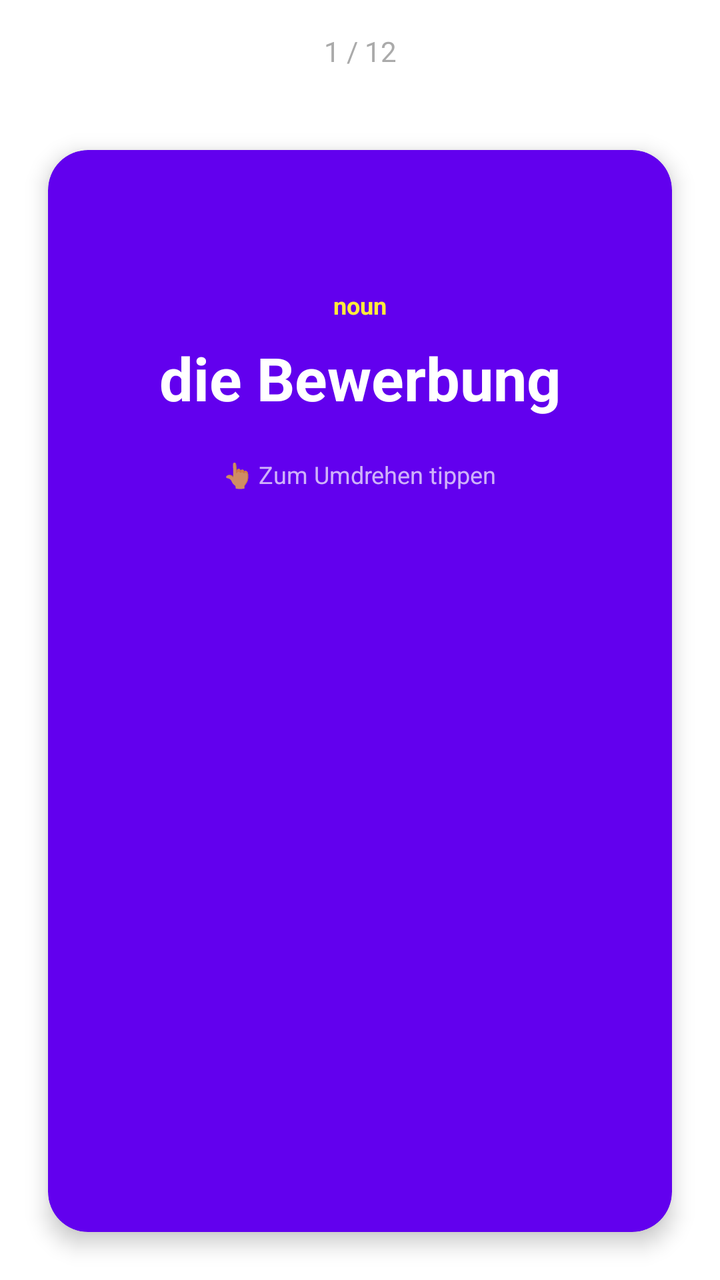
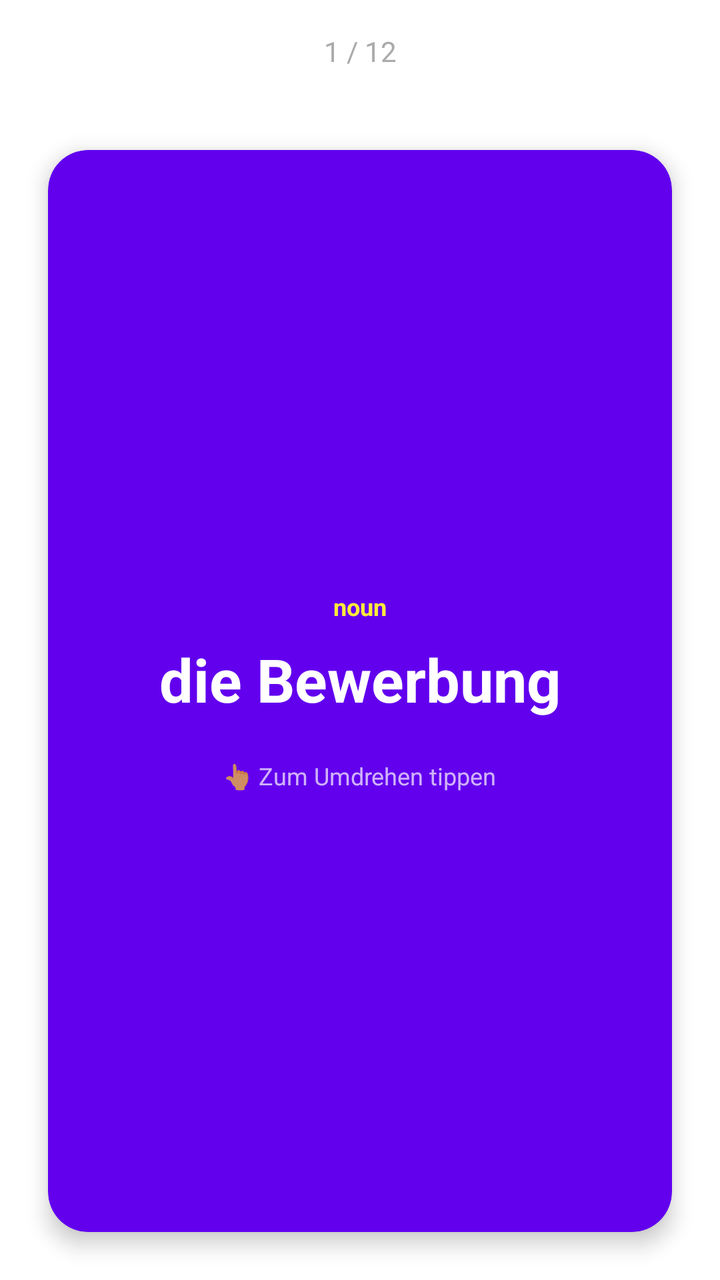

The first picture is an Android layout as it rendered before a commit; the second is the same layout after the commit. The layout source and the unified diff follow.
<!-- AndroidManifest.xml: application theme Theme.B2DeutschApp -->
<!-- res/layout/fragment_flashcard.xml -->
<?xml version="1.0" encoding="utf-8"?>
<androidx.constraintlayout.widget.ConstraintLayout
    xmlns:android="http://schemas.android.com/apk/res/android"
    xmlns:app="http://schemas.android.com/apk/res-auto"
    android:layout_width="match_parent"
    android:layout_height="match_parent"
    android:background="@color/white">

    <TextView
        android:id="@+id/tvProgress"
        android:layout_width="match_parent"
        android:layout_height="wrap_content"
        android:text="1 / 12"
        android:textSize="14sp"
        android:textColor="@android:color/darker_gray"
        android:gravity="center"
        android:padding="16dp"
        app:layout_constraintTop_toTopOf="parent" />

    <ProgressBar
        android:id="@+id/progressBar"
        android:layout_width="wrap_content"
        android:layout_height="wrap_content"
        android:visibility="gone"
        app:layout_constraintTop_toTopOf="parent"
        app:layout_constraintBottom_toBottomOf="parent"
        app:layout_constraintStart_toStartOf="parent"
        app:layout_constraintEnd_toEndOf="parent" />

    
    <com.google.android.material.card.MaterialCardView
        android:id="@+id/cardFlashcard"
        android:layout_width="0dp"
        android:layout_height="0dp"
        android:layout_margin="24dp"
        app:cardCornerRadius="20dp"
        app:cardElevation="6dp"
        app:cardBackgroundColor="@color/purple_500"
        app:layout_constraintTop_toBottomOf="@id/tvProgress"
        app:layout_constraintBottom_toTopOf="@id/layoutActions"
        app:layout_constraintStart_toStartOf="parent"
        app:layout_constraintEnd_toEndOf="parent">

        <androidx.core.widget.NestedScrollView
            android:layout_width="match_parent"
            android:layout_height="match_parent">

            <LinearLayout
                android:layout_width="match_parent"
                android:layout_height="wrap_content"
                android:orientation="vertical"
                android:gravity="center"
                android:padding="24dp"
                android:minHeight="240dp">

                <TextView
                    android:id="@+id/tvPartOfSpeech"
                    android:layout_width="wrap_content"
                    android:layout_height="wrap_content"
                    android:text="noun"
                    android:textSize="12sp"
                    android:textColor="@color/yellow_300"
                    android:textStyle="bold" />

                <TextView
                    android:id="@+id/tvGerman"
                    android:layout_width="wrap_content"
                    android:layout_height="wrap_content"
                    android:text="die Bewerbung"
                    android:textSize="30sp"
                    android:textStyle="bold"
                    android:textColor="@color/white"
                    android:gravity="center"
                    android:layout_marginTop="8dp" />

                
                <LinearLayout
                    android:id="@+id/layoutBack"
                    android:layout_width="match_parent"
                    android:layout_height="wrap_content"
                    android:orientation="vertical"
                    android:gravity="center"
                    android:visibility="gone"
                    android:layout_marginTop="20dp">

                    <View
                        android:layout_width="60dp"
                        android:layout_height="1dp"
                        android:background="@color/white"
                        android:alpha="0.4"
                        android:layout_marginBottom="16dp" />

                    <TextView
                        android:id="@+id/tvEnglish"
                        android:layout_width="wrap_content"
                        android:layout_height="wrap_content"
                        android:text="job application"
                        android:textSize="18sp"
                        android:textColor="@color/white"
                        android:gravity="center" />

                    <TextView
                        android:id="@+id/tvTurkish"
                        android:layout_width="wrap_content"
                        android:layout_height="wrap_content"
                        android:text="iş başvurusu"
                        android:textSize="16sp"
                        android:textColor="@color/yellow_300"
                        android:gravity="center"
                        android:layout_marginTop="4dp" />

                    <TextView
                        android:id="@+id/tvExample"
                        android:layout_width="wrap_content"
                        android:layout_height="wrap_content"
                        android:text="Ich habe meine Bewerbung gestern abgeschickt."
                        android:textSize="14sp"
                        android:textColor="@color/white"
                        android:textStyle="italic"
                        android:gravity="center"
                        android:layout_marginTop="16dp" />
                </LinearLayout>

                <TextView
                    android:id="@+id/tvTapHint"
                    android:layout_width="wrap_content"
                    android:layout_height="wrap_content"
                    android:text="👆 Zum Umdrehen tippen"
                    android:textSize="12sp"
                    android:textColor="@color/white"
                    android:alpha="0.7"
                    android:layout_marginTop="20dp" />

            </LinearLayout>
        </androidx.core.widget.NestedScrollView>
    </com.google.android.material.card.MaterialCardView>

    
    <LinearLayout
        android:id="@+id/layoutActions"
        android:layout_width="match_parent"
        android:layout_height="wrap_content"
        android:orientation="horizontal"
        android:padding="16dp"
        android:visibility="gone"
        app:layout_constraintBottom_toBottomOf="parent">

        <com.google.android.material.button.MaterialButton
            android:id="@+id/btnWrong"
            android:layout_width="0dp"
            android:layout_height="wrap_content"
            android:layout_weight="1"
            android:layout_marginEnd="4dp"
            android:text="😵 Schwierig"
            app:backgroundTint="@color/red_500" />

        <com.google.android.material.button.MaterialButton
            android:id="@+id/btnHard"
            android:layout_width="0dp"
            android:layout_height="wrap_content"
            android:layout_weight="1"
            android:layout_marginHorizontal="4dp"
            android:text="🔄 Nochmal"
            app:backgroundTint="@color/orange_500" />

        <com.google.android.material.button.MaterialButton
            android:id="@+id/btnCorrect"
            android:layout_width="0dp"
            android:layout_height="wrap_content"
            android:layout_weight="1"
            android:layout_marginStart="4dp"
            android:text="✅ Kenne ich"
            app:backgroundTint="@color/green_600" />
    </LinearLayout>

    
    <LinearLayout
        android:id="@+id/layoutComplete"
        android:layout_width="match_parent"
        android:layout_height="wrap_content"
        android:orientation="vertical"
        android:gravity="center"
        android:padding="24dp"
        android:visibility="gone"
        app:layout_constraintTop_toTopOf="parent"
        app:layout_constraintBottom_toBottomOf="parent"
        app:layout_constraintStart_toStartOf="parent"
        app:layout_constraintEnd_toEndOf="parent">

        <TextView
            android:layout_width="wrap_content"
            android:layout_height="wrap_content"
            android:text="🎉"
            android:textSize="48sp" />

        <TextView
            android:id="@+id/tvCompleteMessage"
            android:layout_width="wrap_content"
            android:layout_height="wrap_content"
            android:text="Alle Wörter für heute geübt!"
            android:textSize="18sp"
            android:textStyle="bold"
            android:textColor="@color/black"
            android:gravity="center"
            android:layout_marginTop="12dp" />

        <com.google.android.material.button.MaterialButton
            android:id="@+id/btnBackToThemes"
            android:layout_width="wrap_content"
            android:layout_height="wrap_content"
            android:text="Zurück zum Wortschatz"
            android:layout_marginTop="16dp"
            app:backgroundTint="@color/purple_500" />
    </LinearLayout>

</androidx.constraintlayout.widget.ConstraintLayout>
<!-- resources referenced by this layout -->
<resources>
  <color name="black">#FF000000</color>
  <color name="green_600">#FF388E3C</color>
  <color name="orange_500">#FFFF9800</color>
  <color name="purple_500">#FF6200EE</color>
  <color name="red_500">#FFF44336</color>
  <color name="white">#FFFFFFFF</color>
  <color name="yellow_300">#FFFFEB3B</color>
  <style name="Theme.B2DeutschApp" parent="Theme.MaterialComponents.DayNight.DarkActionBar">
          <item name="colorPrimary">@color/purple_500</item>
          <item name="colorPrimaryVariant">@color/purple_700</item>
          <item name="colorOnPrimary">@color/white</item>
          <item name="colorSecondary">@color/teal_200</item>
          <item name="colorSecondaryVariant">@color/teal_700</item>
          <item name="colorOnSecondary">@color/black</item>
          <item name="android:statusBarColor">@color/purple_700</item>
      </style>
  <color name="purple_700">#FF3700B3</color>
  <color name="teal_200">#FF03DAC5</color>
  <color name="teal_700">#FF018786</color>
</resources>

<!-- the commit's change to res/layout/fragment_flashcard.xml (unified diff, before → after) -->
@@ -41,19 +41,16 @@
         app:layout_constraintStart_toStartOf="parent"
         app:layout_constraintEnd_toEndOf="parent">
 
-        <androidx.core.widget.NestedScrollView
+        
+        <LinearLayout
             android:layout_width="match_parent"
-            android:layout_height="match_parent">
-
-            <LinearLayout
-                android:layout_width="match_parent"
-                android:layout_height="wrap_content"
-                android:orientation="vertical"
-                android:gravity="center"
-                android:padding="24dp"
-                android:minHeight="240dp">
-
-                <TextView
+            android:layout_height="match_parent"
+            android:orientation="vertical"
+            android:gravity="center"
+            android:padding="24dp"
+            android:minHeight="240dp">
+
+            <TextView
                     android:id="@+id/tvPartOfSpeech"
                     android:layout_width="wrap_content"
                     android:layout_height="wrap_content"
@@ -131,8 +128,7 @@
                     android:alpha="0.7"
                     android:layout_marginTop="20dp" />
 
-            </LinearLayout>
-        </androidx.core.widget.NestedScrollView>
+        </LinearLayout>
     </com.google.android.material.card.MaterialCardView>
 
     
